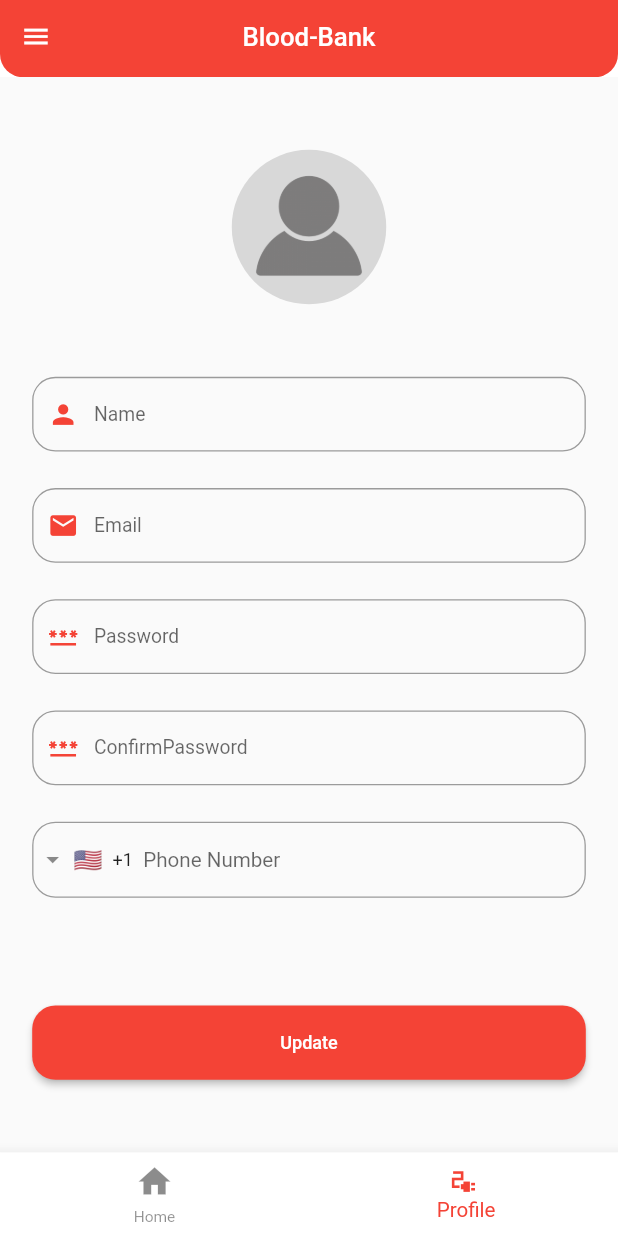
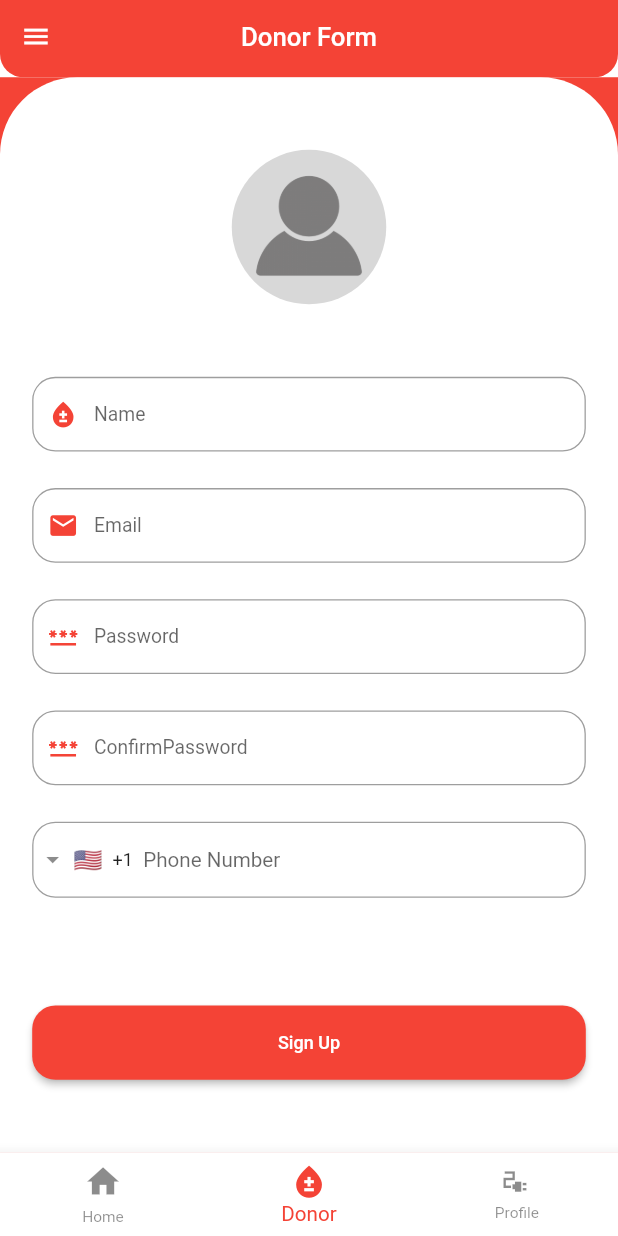
Before and after one commit to DanishGujjar91/blood_donor, a Flutter app: the screen it shows once a user with an empty profile is signed in, item 2 of the bottom bar chosen, on a phone screen of 412 x 824 dp. Run offline on Flutter 3.47's test engine with Material 2 defaults, Android fonts, the phone set to English and light mode, and no system bars; drawn by our look-alikes of intl_phone_field; our stand-ins replace carousel_slider, cloud_firestore, dots_indicator, firebase_auth, firebase_core, firebase_storage and 2 more; accounts and stored records are empty; statements that could not run were skipped.

Commit message:
final commit

```diff
--- a/lib/screens/dashboard/dashboard_screen.dart
+++ b/lib/screens/dashboard/dashboard_screen.dart
@@ -1,6 +1,7 @@
 import 'package:blood_donor/constants/color_constant.dart';
 import 'package:blood_donor/helper_widget/custom_appbar.dart';
 import 'package:blood_donor/helper_widget/custom_drawer.dart';
+import 'package:blood_donor/screens/dashboard/donor_form/donor_form.dart';
 import 'package:blood_donor/screens/dashboard/home/home_screen.dart';
 import 'package:blood_donor/screens/dashboard/profile/profile_screen.dart';
 import 'package:firebase_auth/firebase_auth.dart';
@@ -21,6 +22,7 @@ class _DashboardScreenState extends State<DashboardScreen>
 
   List<Widget> widgets = [
     const HomeScreen(),
+    const DonorForm(),
     const ProfileScreen(),
   ];
   @override
@@ -62,13 +64,19 @@ class _DashboardScreenState extends State<DashboardScreen>
               ? const PreferredSize(
                   preferredSize: Size.fromHeight(60.0),
                   child: CustomAppBar(
-                    title: 'Blood-Bank',
+                    title: 'Donor Form',
                     borderRadius: BorderRadius.only(
                       bottomRight: Radius.circular(18),
                       bottomLeft: Radius.circular(18),
                     ),
                   ))
-              : AppBar(),
+              : _selectedIndex == 2
+                  ? const PreferredSize(
+                      preferredSize: Size.fromHeight(60.0),
+                      child: CustomAppBar(
+                        title: 'Blood-Bank',
+                      ))
+                  : AppBar(),
       body: SafeArea(child: widgets.elementAt(_selectedIndex)),
       bottomNavigationBar: BottomNavigationBar(
         type: BottomNavigationBarType.fixed,
@@ -89,6 +97,13 @@ class _DashboardScreenState extends State<DashboardScreen>
           ),
           BottomNavigationBarItem(
             icon: Icon(
+              Icons.bloodtype,
+              size: 30,
+            ),
+            label: 'Donor',
+          ),
+          BottomNavigationBarItem(
+            icon: Icon(
               Icons.electrical_services_sharp,
             ),
             label: " Profile",
--- /dev/null
+++ b/lib/screens/dashboard/donor_form/donor_form.dart
@@ -0,0 +1,333 @@
+import 'dart:io';
+import 'package:blood_donor/constants/color_constant.dart';
+import 'package:blood_donor/helper_widget/custom_text_form_field.dart';
+import 'package:blood_donor/models/user_model.dart';
+import 'package:blood_donor/screens/dashboard/auth/login_screen.dart';
+import 'package:cloud_firestore/cloud_firestore.dart';
+import 'package:firebase_auth/firebase_auth.dart';
+import 'package:firebase_storage/firebase_storage.dart';
+import 'package:flutter/material.dart';
+import 'package:image_picker/image_picker.dart';
+import 'package:intl_phone_field/intl_phone_field.dart';
+
+class DonorForm extends StatefulWidget {
+  const DonorForm({super.key});
+
+  @override
+  State<DonorForm> createState() => _DonorFormState();
+}
+
+class _DonorFormState extends State<DonorForm> {
+  TextEditingController name = TextEditingController();
+  TextEditingController email = TextEditingController();
+  TextEditingController phone = TextEditingController();
+  TextEditingController password = TextEditingController();
+  TextEditingController confirmPassword = TextEditingController();
+
+  String? downloadUrl;
+  String? profilePic;
+
+  final _formKey = GlobalKey<FormState>();
+  String? errorMessage = '';
+  @override
+  void initState() {
+    super.initState();
+  }
+
+  @override
+  Widget build(BuildContext context) {
+    return Form(
+      key: _formKey,
+      child: Container(
+        width: double.infinity,
+        decoration: const BoxDecoration(color: primaryColor),
+        child: Column(
+          children: [
+            Expanded(
+                child: Container(
+              decoration: const BoxDecoration(
+                color: whiteColor,
+                borderRadius: BorderRadius.only(
+                    topLeft: Radius.circular(60),
+                    topRight: Radius.circular(60)),
+              ),
+              child: CustomScrollView(
+                slivers: [
+                  SliverFillRemaining(
+                    hasScrollBody: false,
+                    child: Padding(
+                      padding: const EdgeInsets.symmetric(horizontal: 25),
+                      child: Column(
+                        crossAxisAlignment: CrossAxisAlignment.center,
+                        mainAxisAlignment: MainAxisAlignment.spaceEvenly,
+                        children: <Widget>[
+                          GestureDetector(
+                            onTap: () async {
+                              final XFile? pickImage = await ImagePicker()
+                                  .pickImage(
+                                      source: ImageSource.gallery,
+                                      imageQuality: 50);
+                              if (pickImage != null) {
+                                setState(() {
+                                  profilePic = pickImage.path;
+                                });
+                              }
+                            },
+                            child: Container(
+                              child: profilePic == null
+                                  ? CircleAvatar(
+                                      radius: 60,
+                                      backgroundColor: lightGreyColor,
+                                      child: Image.asset(
+                                          'assets/images/profile.png',
+                                          width: 115,
+                                          height: 115),
+                                    )
+                                  : CircleAvatar(
+                                      radius: 60,
+                                      backgroundImage:
+                                          FileImage(File(profilePic!)),
+                                    ),
+                            ),
+                          ),
+                          Column(
+                            children: [
+                              CustomTextFormField(
+                                controller: name,
+                                validator: (value) {
+                                  if (value == null || value.isEmpty) {
+                                    return 'This field is required';
+                                  }
+                                  if (!RegExp(r"^[A-Za-z][A-Za-z0-9_]{7,29}$")
+                                      .hasMatch(value)) {
+                                    return "Please enter a valid name";
+                                  }
+                                  return null;
+                                },
+                                keyboardtype: TextInputType.name,
+                                autoFocus: false,
+                                hinttext: 'Name',
+                                labeltext: 'Name',
+                                prefixicon: const Icon(
+                                  Icons.bloodtype,
+                                  color: primaryColor,
+                                ),
+                              ),
+                              CustomTextFormField(
+                                controller: email,
+                                validator: (value) {
+                                  if (value == null || value.isEmpty) {
+                                    return 'This field is required';
+                                  }
+                                  if (!RegExp(
+                                          r"^[a-zA-Z0-9.a-zA-Z0-9.!#$%&'*+-/=?^_`{|}~]+@[a-zA-Z0-9]+\.[a-zA-Z]+")
+                                      .hasMatch(value)) {
+                                    return "Please enter a valid email address";
+                                  }
+                                  return null;
+                                },
+                                keyboardtype: TextInputType.emailAddress,
+                                autoFocus: false,
+                                hinttext: 'Email',
+                                labeltext: 'Email',
+                                prefixicon: const Icon(
+                                  Icons.email,
+                                  color: primaryColor,
+                                ),
+                              ),
+                              CustomTextFormField(
+                                controller: password,
+                                validator: (value) {
+                                  RegExp regex = RegExp(
+                                      r'^(?=.*?[A-Z])(?=.*?[a-z])(?=.*?[0-9])(?=.*?[!@#\$&*~]).{8,}$');
+                                  if (value!.isEmpty) {
+                                    return 'Please enter password';
+                                  } else if (value.length < 6) {
+                                    return 'Password too short';
+                                  } else {
+                                    if (!regex.hasMatch(value)) {
+                                      return 'Enter valid password';
+                                    } else {
+                                      return null;
+                                    }
+                                  }
+                                },
+                                keyboardtype: TextInputType.text,
+                                obscuretext: true,
+                                autoFocus: false,
+                                hinttext: 'Password',
+                                labeltext: 'Password',
+                                prefixicon: const Icon(
+                                  Icons.password,
+                                  color: primaryColor,
+                                ),
+                              ),
+                              CustomTextFormField(
+                                validator: (value) {
+                                  if (value!.isEmpty) {
+                                    return 'Plase enter re-password';
+                                  }
+                                  if (password.text != confirmPassword.text) {
+                                    return 'Password do not match';
+                                  }
+                                  return null;
+                                },
+                                controller: confirmPassword,
+                                keyboardtype: TextInputType.text,
+                                obscuretext: true,
+                                autoFocus: false,
+                                hinttext: 'ConfirmPassword',
+                                labeltext: 'Confirm Password',
+                                prefixicon: const Icon(
+                                  Icons.password,
+                                  color: primaryColor,
+                                ),
+                              ),
+                              SizedBox(
+                                height:
+                                    MediaQuery.of(context).size.height * 0.09,
+                                child: IntlPhoneField(
+                                  controller: phone,
+                                  decoration: InputDecoration(
+                                    focusColor: primaryColor,
+                                    hoverColor: primaryColor,
+                                    hintText: 'Phone Number',
+                                    focusedBorder: OutlineInputBorder(
+                                      borderSide:
+                                          const BorderSide(color: Colors.red),
+                                      borderRadius: BorderRadius.circular(18.0),
+                                    ),
+                                    counter: const Offstage(),
+                                    border: OutlineInputBorder(
+                                      borderRadius: BorderRadius.circular(18.0),
+                                    ),
+                                  ),
+                                  onChanged: (phone) {
+                                    print(phone.completeNumber);
+                                  },
+                                  onCountryChanged: (country) {
+                                    print(
+                                        'Country changed to: ${country.name}');
+                                  },
+                                ),
+                              ),
+                            ],
+                          ),
+                          SizedBox(
+                            height: MediaQuery.of(context).size.height * 0.06,
+                            width: double.infinity,
+                            child: ElevatedButton(
+                              onPressed: () {
+                                if (_formKey.currentState!.validate()) {
+                                  createUserWithEmailAndPassword();
+                                  const snackBar = SnackBar(
+                                    content: Text(
+                                        'Your account is created successfully!'),
+                                  );
+                                  ScaffoldMessenger.of(context)
+                                      .showSnackBar(snackBar);
+                                }
+                              },
+                              style: ButtonStyle(
+                                backgroundColor:
+                                    MaterialStateProperty.all(primaryColor),
+                                shape: MaterialStateProperty.all<
+                                    RoundedRectangleBorder>(
+                                  RoundedRectangleBorder(
+                                    borderRadius: BorderRadius.circular(18.0),
+                                    // side: BorderSide(color: Colors.red),
+                                  ),
+                                ),
+                              ),
+                              child: const Text(
+                                'Sign Up',
+                                style: TextStyle(color: Colors.white),
+                              ),
+                            ),
+                          ),
+                        ],
+                      ),
+                    ),
+                  )
+                ],
+              ),
+            )),
+          ],
+        ),
+      ),
+    );
+  }
+
+  Future<String?> uploadImage(File filepath) async {
+    try {
+      String fileName =
+          '${FirebaseAuth.instance.currentUser!.uid}${DateTime.now().second}';
+
+      final storageRef =
+          FirebaseStorage.instance.ref().child('users/$fileName');
+      final UploadTask uploadTask = storageRef.putFile(filepath);
+      await uploadTask.whenComplete(() async {
+        downloadUrl = await storageRef.getDownloadURL();
+      });
+      return downloadUrl;
+    } catch (e) {
+      print(e.toString());
+      return null;
+    }
+  }
+
+  createUserWithEmailAndPassword() async {
+    showDialog(
+      context: context,
+      builder: (context) {
+        return const Center(child: CircularProgressIndicator());
+      },
+    );
+
+    try {
+      UserCredential userCredential =
+          await FirebaseAuth.instance.createUserWithEmailAndPassword(
+        email: email.text.trim(),
+        password: password.text.trim(),
+      );
+      uploadImage(File(profilePic!)).whenComplete(() async {
+        try {
+          await FirebaseFirestore.instance
+              .collection('users')
+              .add(UserModel(
+                id: userCredential.user!.uid,
+                name: name.text.trim(),
+                email: email.text.trim(),
+                password: password.text.trim(),
+                confirmPassword: confirmPassword.text.trim(),
+                phoneNo: phone.text.trim(),
+                image: downloadUrl,
+              ).toJson())
+              .then((value) => Navigator.push(
+                    context,
+                    MaterialPageRoute(
+                        builder: (context) => const LoginScreen()),
+                  ));
+        } on FirebaseAuthException catch (e) {
+          if (e.code == 'weak-password') {
+            print('The password provided is too weak.');
+          } else if (e.code == 'email-already-in-use') {
+            print('The account already exists for that email.');
+          }
+        } catch (e) {
+          print(e);
+        }
+      });
+    } on FirebaseAuthException catch (e) {
+      if (e.code == 'weak-password') {
+        print('The password provided is too weak.');
+      } else if (e.code == 'email-already-in-use') {
+        print('The account already exists for that email.');
+      }
+    } catch (e) {
+      print(e);
+    }
+
+    Navigator.pop(context);
+  }
+}
```
Also changed, not shown: lib/models/user_model.dart (+0 -8 lines), lib/screens/dashboard/home/home_screen.dart (+67 -4 lines), lib/screens/dashboard/profile/profile_screen.dart (+22 -0 lines), pubspec.lock.
